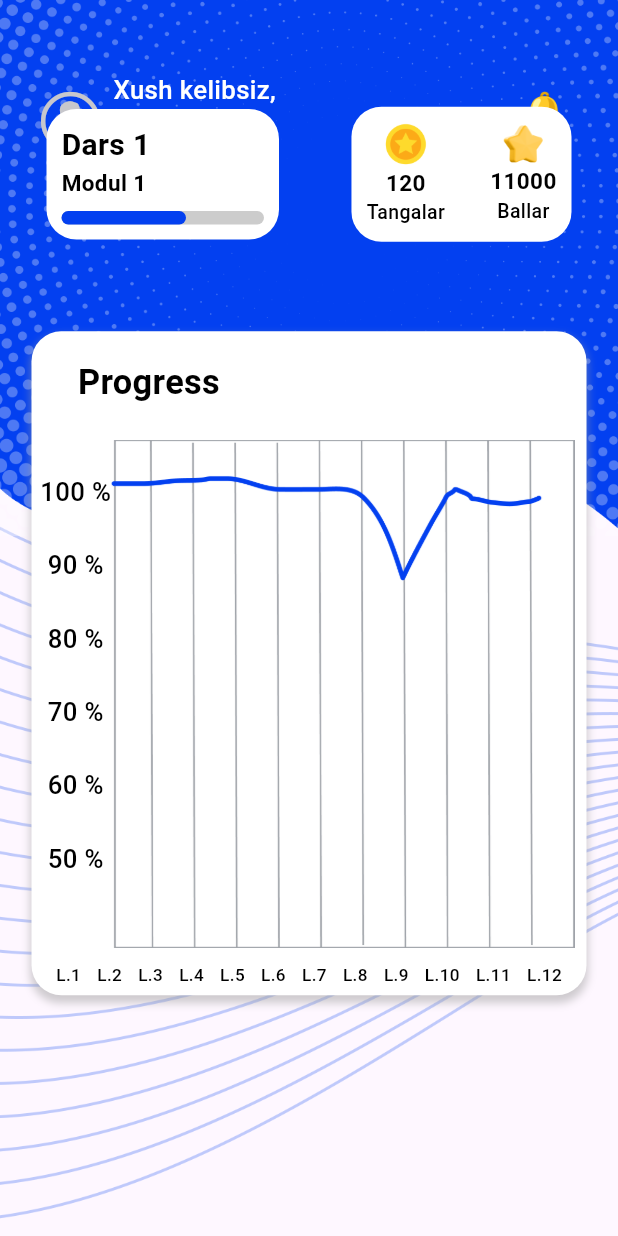
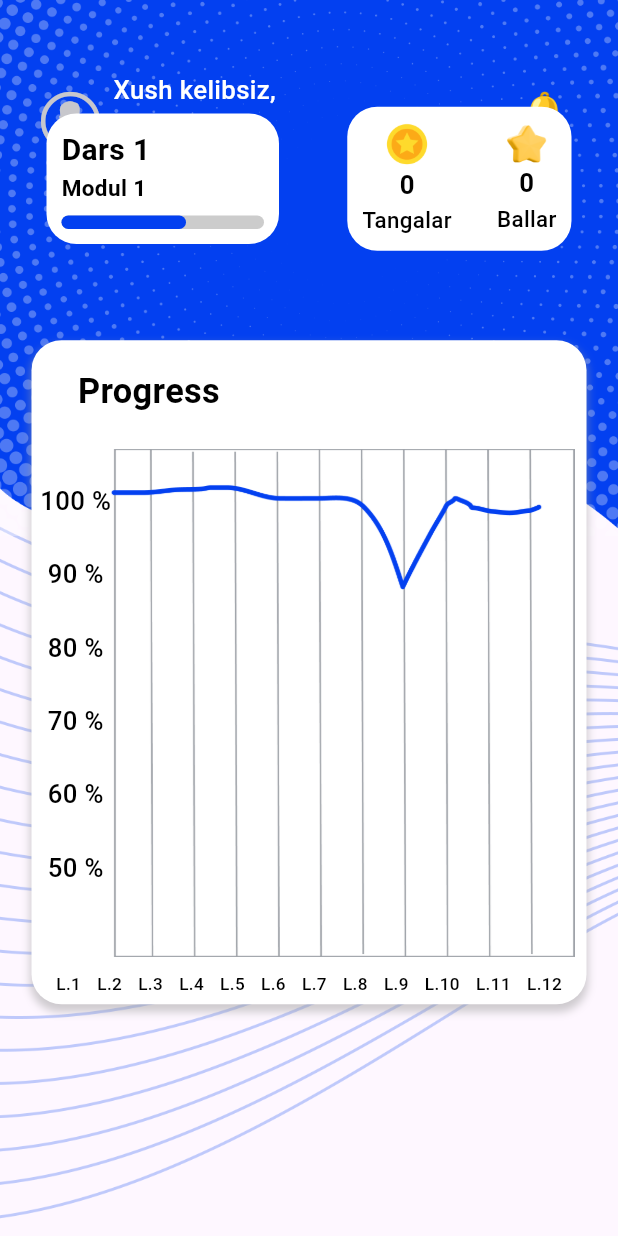
Before and after one commit to shceo/rivojedu, a Flutter app: the CoursesPage screen opened directly, on a phone screen of 412 x 824 dp. Run offline on Flutter 3.47's test engine with Material 3 defaults, Android fonts, the phone set to English and light mode, and no system bars; our stand-ins replace bloc, cached_network_image, dio, equatable, firebase_core, flutter_bloc and 12 more; accounts and stored records are empty; project files that could hold a hidden picture were left out.

Commit message:
integrated coins and totalScore

```diff
--- a/lib/src/domain/models/user_model.dart
+++ b/lib/src/domain/models/user_model.dart
@@ -7,6 +7,8 @@ class UserModel {
   final String birthDate;
   final String subjectId;
   final String currentLessonId;
+  final int coin;
+  final int totalScore;
 
   UserModel({
     required this.id,
@@ -17,11 +19,13 @@ class UserModel {
     required this.birthDate,
     required this.subjectId,
     required this.currentLessonId,
+    required this.coin,
+    required this.totalScore,
   });
 
   factory UserModel.fromJson(Map<String, dynamic> json) {
     return UserModel(
-      id:  json["id"] as String? ?? "",
+      id: json["id"] as String? ?? "",
       name: json['name'] as String? ?? "",
       surname: json['surname'] as String? ?? "",
       avatar: json['avatar'] as String? ?? "",
@@ -29,6 +33,8 @@ class UserModel {
       birthDate: json['birth'] as String? ?? "",
       subjectId: json['subjectId'] as String? ?? "",
       currentLessonId: json['currentLessonId'] as String? ?? "",
+      coin: json['coin'] as int? ?? 0,
+      totalScore: json['totalScore'] as int? ?? 0,
     );
   }
 
@@ -42,6 +48,33 @@ class UserModel {
       birthDate: "",
       subjectId: "",
       currentLessonId: "",
+      coin: 0,
+      totalScore: 0,
     );
   }
+
+  UserModel copyWith({
+    String? id,
+    String? name,
+    String? surname,
+    String? avatar,
+    String? phoneNumber,
+    String? birthDate,
+    String? subjectId,
+    String? currentLessonId,
+    int? coin,
+    int? totalScore,
+  }) =>
+      UserModel(
+        id: id ?? this.id,
+        name: name ?? this.name,
+        surname: surname ?? this.surname,
+        avatar: avatar ?? this.avatar,
+        phoneNumber: phoneNumber ?? this.phoneNumber,
+        birthDate: birthDate ?? this.birthDate,
+        subjectId: subjectId ?? this.subjectId,
+        currentLessonId: currentLessonId ?? this.currentLessonId,
+        coin: coin ?? this.coin,
+        totalScore: totalScore ?? this.totalScore,
+      );
 }
--- a/lib/src/utils/api_constants/api_constants.dart
+++ b/lib/src/utils/api_constants/api_constants.dart
@@ -5,4 +5,5 @@ class ApiConstants {
   static const String allLessons = '${baseUrl}student/getAllLessonsOfModule';
   static const String getUserData = '${baseUrl}user/get-user-details';
   static const String getRanking= '${baseUrl}progress/get-ranking-page';
+  static const String getCoin = '${baseUrl}progress/get-progress';
 }
--- a/lib/src/widgets/moduls-item.dart
+++ b/lib/src/widgets/moduls-item.dart
@@ -1,6 +1,9 @@
 import 'package:edu/assets/constants/common_assets.dart';
+import 'package:edu/src/domain/blocs/user_bloc/user_bloc.dart';
 import 'package:edu/src/ui/theme/app_themes.dart';
 import 'package:flutter/material.dart';
+import 'package:flutter_bloc/flutter_bloc.dart';
+import 'package:flutter_screenutil/flutter_screenutil.dart';
 
 class ModulsItem extends StatelessWidget {
   const ModulsItem({super.key});
@@ -61,24 +64,26 @@ class ModulsItem extends StatelessWidget {
             padding: const EdgeInsets.all(10),
             decoration: BoxDecoration(
                 borderRadius: BorderRadius.circular(20), color: Colors.white),
-            child: Row(
+            child: BlocBuilder<UserBloc, UserState>(
+              builder: (context, state) {
+                return Row(
                   children: [
                     Column(
                       children: [
                         Image.asset(CommonAssets.coin,
                             width: 30, fit: BoxFit.cover),
                         Text(
-                      "120",
+                          state.userModel.coin.toString(),
                           style: TextStyle(
                               color: Colors.black,
-                          fontSize: 15,
+                              fontSize: 15.sp,
                               fontWeight: FontWeight.w700),
                         ),
                         Text(
                           "Tangalar",
                           style: TextStyle(
                               color: Colors.black,
-                          fontSize: 13,
+                              fontSize: 13.sp,
                               fontWeight: FontWeight.w500),
                         ),
                       ],
@@ -90,23 +95,25 @@ class ModulsItem extends StatelessWidget {
                       children: [
                         Image.asset(CommonAssets.star,
                             width: 30, fit: BoxFit.cover),
-                    const Text(
-                      "11000",
+                        Text(
+                          state.userModel.totalScore.toString(),
                           style: TextStyle(
                               color: Colors.black,
-                          fontSize: 15,
+                              fontSize: 15.sp,
                               fontWeight: FontWeight.w700),
                         ),
-                    const Text(
+                        Text(
                           "Ballar",
                           style: TextStyle(
                               color: Colors.black,
-                          fontSize: 13,
+                              fontSize: 13.sp,
                               fontWeight: FontWeight.w500),
                         ),
                       ],
                     ),
                   ],
+                );
+              },
             ),
           ),
         ],
```
Also changed, not shown: lib/src/domain/repositories/users_repository.dart (+11 -1 lines), lib/src/widgets/student_item.dart (+6 -6 lines). Lines whose indentation alone changed are shown as unchanged.
